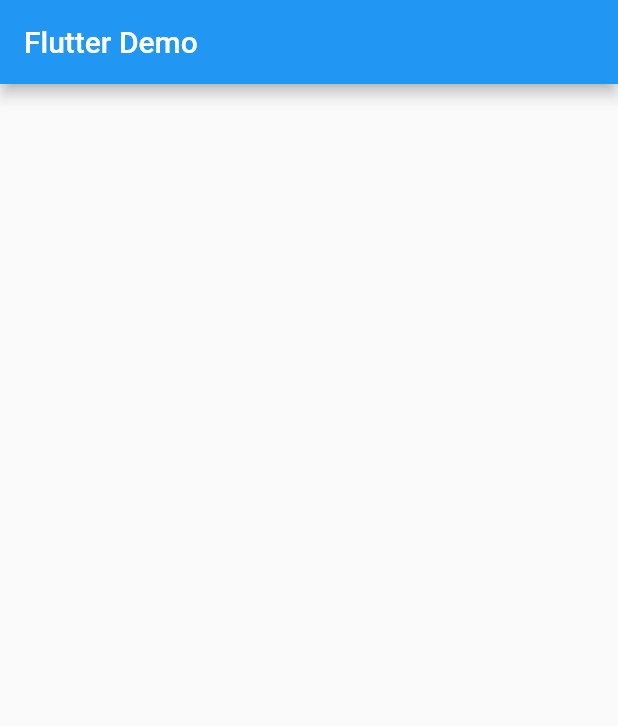
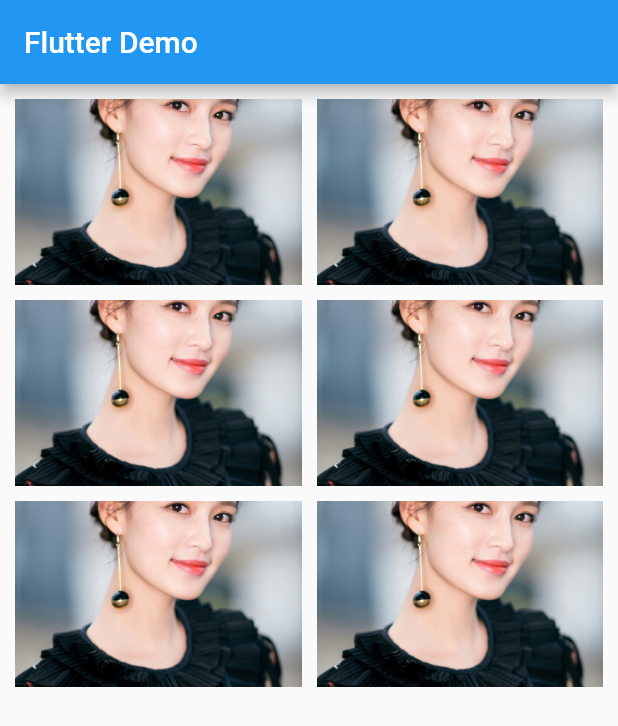
Before and after one commit to Face-waller/demo-flutter, a Flutter app: the screen it shows after launch, on a phone screen of 412 x 824 dp. Shown: the top 726 px of the screen. Run offline on Flutter 3.47's test engine with Material 2 defaults, Android fonts, the phone set to English and light mode, and no system bars.

Commit message:
first commit

```diff
--- a/lib/demo/grid_view.dart
+++ b/lib/demo/grid_view.dart
@@ -1,5 +1,5 @@
 import 'package:flutter/material.dart';
-import 'package:demo-flutter/res/listData.dart';
+import 'package:demo_flutter/res/listData.dart';
 
 class MyApp extends StatelessWidget {
   @override
--- /dev/null
+++ b/lib/demo/padding.dart
@@ -0,0 +1,52 @@
+import 'package:flutter/material.dart';
+
+class MyApp extends StatelessWidget {
+  @override
+  Widget build(BuildContext context) {
+    return MaterialApp(
+      home: Scaffold(
+        appBar: AppBar(title: Text('Flutter Demo'),),
+        body: Padding(
+            padding: EdgeInsets.fromLTRB(0, 0, 10, 0),
+            child: GridView.count(
+                crossAxisCount: 2,
+                childAspectRatio: 1.5,
+                children:<Widget>[
+                  Padding(
+                  padding: EdgeInsets.fromLTRB(10, 10, 0, 0),
+                  child: Image.asset('images/a.jpeg',
+                    fit: BoxFit.cover,
+                  ),),
+                  Padding(
+                    padding: EdgeInsets.fromLTRB(10, 10, 0, 0),
+                    child: Image.asset('images/a.jpeg',
+                      fit: BoxFit.cover,
+                    ),),
+                  Padding(
+                    padding: EdgeInsets.fromLTRB(10, 10, 0, 0),
+                    child: Image.asset('images/a.jpeg',
+                      fit: BoxFit.cover,
+                    ),),
+                  Padding(
+                    padding: EdgeInsets.fromLTRB(10, 10, 0, 0),
+                    child: Image.asset('images/a.jpeg',
+                      fit: BoxFit.cover,
+                    ),),
+                  Padding(
+                    padding: EdgeInsets.fromLTRB(10, 10, 0, 0),
+                    child: Image.asset('images/a.jpeg',
+                      fit: BoxFit.cover,
+                    ),),
+                  Padding(
+                    padding: EdgeInsets.fromLTRB(10, 10, 0, 0),
+                    child: Image.asset('images/a.jpeg',
+                      fit: BoxFit.cover,
+                    ),),
+                ],
+            )
+        ),
+      ),
+    );
+  }
+
+}
--- a/lib/main.dart
+++ b/lib/main.dart
@@ -1,6 +1,8 @@
 import 'package:flutter/material.dart';
 
-import 'demo/grid_view.dart';
+import 'demo/padding.dart';
+
+// import 'demo/grid_view.dart';
 
 // import 'demo/image.dart';
 
```
Also changed, not shown: pubspec.yaml (+7 -1 lines), images/2.0x/a.jpeg (added), images/3.0x/a.jpeg (added), images/4.0x/a.jpeg (added), images/a.jpeg (added), 1 other file.
